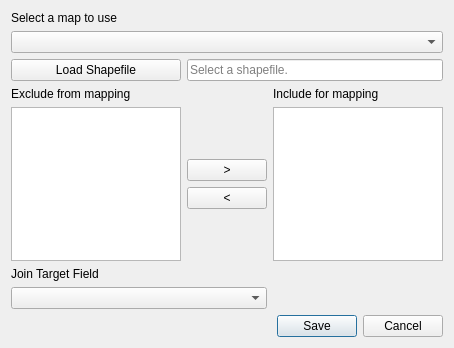
First picture: the form in map_settings_dialog.ui, repository JuanPDiazL/SMPG, before the edit.
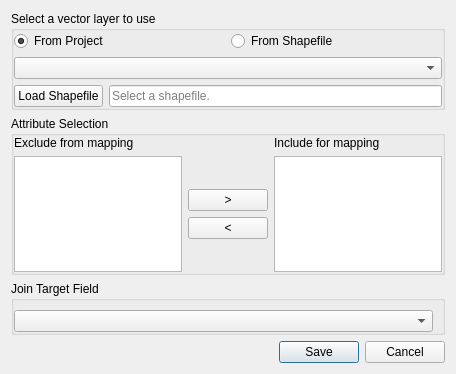
Second picture: the form after the edit.

Commit message: map selection is now more intuitive and some refactoring were applied

Diff of the .ui file:
```diff
--- a/map_settings_dialog.ui
+++ b/map_settings_dialog.ui
@@ -6,134 +6,114 @@
    <rect>
     <x>0</x>
     <y>0</y>
-    <width>454</width>
-    <height>348</height>
+    <width>456</width>
+    <height>374</height>
    </rect>
   </property>
   <property name="windowTitle">
    <string>Map Settings</string>
   </property>
   <layout class="QGridLayout" name="gridLayout">
-   <item row="4" column="0">
-    <widget class="QPushButton" name="loadShapefileButton">
-     <property name="text">
-      <string>Load Shapefile</string>
-     </property>
-    </widget>
-   </item>
-   <item row="14" column="1" colspan="2">
-    <widget class="QPushButton" name="removeButton">
-     <property name="text">
-      <string>&lt;</string>
-     </property>
-    </widget>
-   </item>
-   <item row="11" column="0" rowspan="6">
-    <widget class="QListWidget" name="blackList">
-     <property name="sizePolicy">
-      <sizepolicy hsizetype="Expanding" vsizetype="Expanding">
-       <horstretch>0</horstretch>
-       <verstretch>0</verstretch>
-      </sizepolicy>
-     </property>
-     <property name="editTriggers">
-      <set>QAbstractItemView::DoubleClicked</set>
-     </property>
-     <property name="defaultDropAction">
-      <enum>Qt::MoveAction</enum>
-     </property>
-     <property name="alternatingRowColors">
-      <bool>false</bool>
-     </property>
-     <property name="selectionMode">
-      <enum>QAbstractItemView::ExtendedSelection</enum>
-     </property>
-     <property name="sortingEnabled">
-      <bool>true</bool>
-     </property>
-    </widget>
-   </item>
-   <item row="13" column="1" colspan="2">
-    <widget class="QPushButton" name="addButton">
-     <property name="text">
-      <string>&gt;</string>
-     </property>
-    </widget>
-   </item>
-   <item row="11" column="3" rowspan="6">
-    <widget class="QListWidget" name="whiteList">
-     <property name="sizePolicy">
-      <sizepolicy hsizetype="Expanding" vsizetype="Expanding">
-       <horstretch>0</horstretch>
-       <verstretch>0</verstretch>
-      </sizepolicy>
-     </property>
-     <property name="defaultDropAction">
-      <enum>Qt::MoveAction</enum>
-     </property>
-     <property name="selectionMode">
-      <enum>QAbstractItemView::ExtendedSelection</enum>
-     </property>
-     <property name="sortingEnabled">
-      <bool>true</bool>
-     </property>
-    </widget>
-   </item>
-   <item row="19" column="0" colspan="4">
+   <item row="19" column="0" colspan="2">
     <widget class="QDialogButtonBox" name="buttonBox">
      <property name="standardButtons">
       <set>QDialogButtonBox::Cancel|QDialogButtonBox::Save</set>
      </property>
     </widget>
    </item>
-   <item row="6" column="3">
-    <widget class="QLabel" name="includeLabel">
+   <item row="2" column="0" colspan="2">
+    <widget class="QGroupBox" name="mapSourceTypeGroup">
      <property name="sizePolicy">
       <sizepolicy hsizetype="Preferred" vsizetype="Fixed">
        <horstretch>0</horstretch>
        <verstretch>0</verstretch>
       </sizepolicy>
      </property>
+     <property name="title">
+      <string>Select a vector layer to use</string>
+     </property>
+     <property name="flat">
+      <bool>true</bool>
+     </property>
+     <property name="checkable">
+      <bool>false</bool>
+     </property>
+     <layout class="QGridLayout" name="gridLayout_2">
+      <property name="leftMargin">
+       <number>0</number>
+      </property>
+      <property name="topMargin">
+       <number>0</number>
+      </property>
+      <property name="rightMargin">
+       <number>0</number>
+      </property>
+      <property name="bottomMargin">
+       <number>0</number>
+      </property>
+      <property name="verticalSpacing">
+       <number>6</number>
+      </property>
+      <item row="0" column="1">
+       <widget class="QRadioButton" name="useShapefileRadioButton">
      <property name="text">
-      <string>Include for mapping</string>
+         <string>From Shapefile</string>
      </property>
     </widget>
    </item>
-   <item row="3" column="0" colspan="4">
+      <item row="1" column="0" colspan="2">
     <widget class="QComboBox" name="mapSelectionComboBox">
      <property name="placeholderText">
       <string>Please select a map.</string>
      </property>
     </widget>
    </item>
-   <item row="17" column="0">
-    <widget class="QLabel" name="targetLabel">
-     <property name="sizePolicy">
-      <sizepolicy hsizetype="Preferred" vsizetype="Fixed">
-       <horstretch>0</horstretch>
-       <verstretch>0</verstretch>
-      </sizepolicy>
-     </property>
+      <item row="0" column="0">
+       <widget class="QRadioButton" name="useProjectLayerRadioButton">
      <property name="text">
-      <string>Join Target Field</string>
-     </property>
-    </widget>
-   </item>
-   <item row="2" column="0">
-    <widget class="QLabel" name="maplabel">
+         <string>From Project</string>
+        </property>
+        <property name="checked">
+         <bool>true</bool>
+        </property>
+       </widget>
+      </item>
+      <item row="3" column="0" colspan="2">
+       <widget class="QWidget" name="widget" native="true">
+        <layout class="QGridLayout" name="gridLayout_5">
+         <property name="leftMargin">
+          <number>0</number>
+         </property>
+         <property name="topMargin">
+          <number>0</number>
+         </property>
+         <property name="rightMargin">
+          <number>0</number>
+         </property>
+         <property name="bottomMargin">
+          <number>0</number>
+         </property>
+         <item row="0" column="0">
+          <widget class="QPushButton" name="loadShapefileButton">
      <property name="sizePolicy">
-      <sizepolicy hsizetype="Preferred" vsizetype="Fixed">
+            <sizepolicy hsizetype="Fixed" vsizetype="Fixed">
        <horstretch>0</horstretch>
        <verstretch>0</verstretch>
       </sizepolicy>
      </property>
      <property name="text">
-      <string>Select a map to use</string>
+            <string>Load Shapefile</string>
      </property>
     </widget>
    </item>
-   <item row="4" column="1" colspan="3">
+         <item row="0" column="1">
     <widget class="QLineEdit" name="shapefilePathLineEdit">
+           <property name="sizePolicy">
+            <sizepolicy hsizetype="Preferred" vsizetype="Fixed">
+             <horstretch>0</horstretch>
+             <verstretch>0</verstretch>
+            </sizepolicy>
+           </property>
      <property name="readOnly">
       <bool>true</bool>
      </property>
@@ -142,14 +122,91 @@
      </property>
     </widget>
    </item>
-   <item row="18" column="0" colspan="3">
+        </layout>
+       </widget>
+      </item>
+     </layout>
+    </widget>
+   </item>
+   <item row="18" column="0" colspan="2">
+    <widget class="QGroupBox" name="groupBox">
+     <property name="title">
+      <string>Join Target Field</string>
+     </property>
+     <property name="flat">
+      <bool>true</bool>
+     </property>
+     <layout class="QGridLayout" name="gridLayout_4">
+      <property name="leftMargin">
+       <number>0</number>
+      </property>
+      <property name="bottomMargin">
+       <number>0</number>
+      </property>
+      <item row="0" column="0">
     <widget class="QComboBox" name="targetFieldComboBox">
      <property name="placeholderText">
       <string>Please select the target field</string>
      </property>
     </widget>
    </item>
-   <item row="6" column="0">
+     </layout>
+    </widget>
+   </item>
+   <item row="6" column="0" colspan="2">
+    <widget class="QGroupBox" name="attributeSelectionGroup">
+     <property name="title">
+      <string>Attribute Selection</string>
+     </property>
+     <property name="flat">
+      <bool>true</bool>
+     </property>
+     <layout class="QGridLayout" name="gridLayout_3">
+      <property name="leftMargin">
+       <number>0</number>
+      </property>
+      <property name="topMargin">
+       <number>0</number>
+      </property>
+      <property name="rightMargin">
+       <number>0</number>
+      </property>
+      <property name="bottomMargin">
+       <number>0</number>
+      </property>
+      <item row="1" column="0" rowspan="4">
+       <widget class="QListWidget" name="blackList">
+        <property name="sizePolicy">
+         <sizepolicy hsizetype="Expanding" vsizetype="Expanding">
+          <horstretch>0</horstretch>
+          <verstretch>0</verstretch>
+         </sizepolicy>
+        </property>
+        <property name="editTriggers">
+         <set>QAbstractItemView::DoubleClicked</set>
+        </property>
+        <property name="defaultDropAction">
+         <enum>Qt::MoveAction</enum>
+        </property>
+        <property name="alternatingRowColors">
+         <bool>false</bool>
+        </property>
+        <property name="selectionMode">
+         <enum>QAbstractItemView::ExtendedSelection</enum>
+        </property>
+        <property name="sortingEnabled">
+         <bool>true</bool>
+        </property>
+       </widget>
+      </item>
+      <item row="3" column="1">
+       <widget class="QPushButton" name="removeButton">
+        <property name="text">
+         <string>&lt;</string>
+        </property>
+       </widget>
+      </item>
+      <item row="0" column="0">
     <widget class="QLabel" name="excludeLabel">
      <property name="sizePolicy">
       <sizepolicy hsizetype="Preferred" vsizetype="Fixed">
@@ -160,6 +217,48 @@
      <property name="text">
       <string>Exclude from mapping</string>
      </property>
+       </widget>
+      </item>
+      <item row="0" column="2">
+       <widget class="QLabel" name="includeLabel">
+        <property name="sizePolicy">
+         <sizepolicy hsizetype="Preferred" vsizetype="Fixed">
+          <horstretch>0</horstretch>
+          <verstretch>0</verstretch>
+         </sizepolicy>
+        </property>
+        <property name="text">
+         <string>Include for mapping</string>
+        </property>
+       </widget>
+      </item>
+      <item row="1" column="2" rowspan="4">
+       <widget class="QListWidget" name="whiteList">
+        <property name="sizePolicy">
+         <sizepolicy hsizetype="Expanding" vsizetype="Expanding">
+          <horstretch>0</horstretch>
+          <verstretch>0</verstretch>
+         </sizepolicy>
+        </property>
+        <property name="defaultDropAction">
+         <enum>Qt::MoveAction</enum>
+        </property>
+        <property name="selectionMode">
+         <enum>QAbstractItemView::ExtendedSelection</enum>
+        </property>
+        <property name="sortingEnabled">
+         <bool>true</bool>
+        </property>
+       </widget>
+      </item>
+      <item row="2" column="1">
+       <widget class="QPushButton" name="addButton">
+        <property name="text">
+         <string>&gt;</string>
+        </property>
+       </widget>
+      </item>
+     </layout>
     </widget>
    </item>
   </layout>
```
Lines whose indentation alone changed are shown as unchanged. The commit also changes 1 other file.
